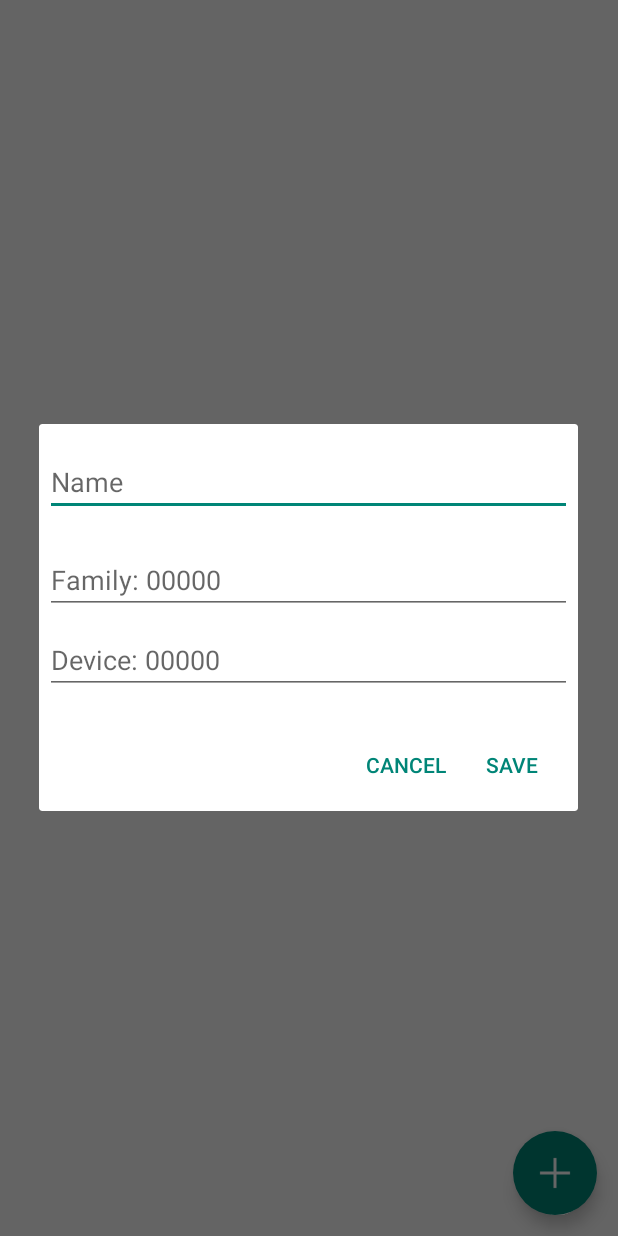
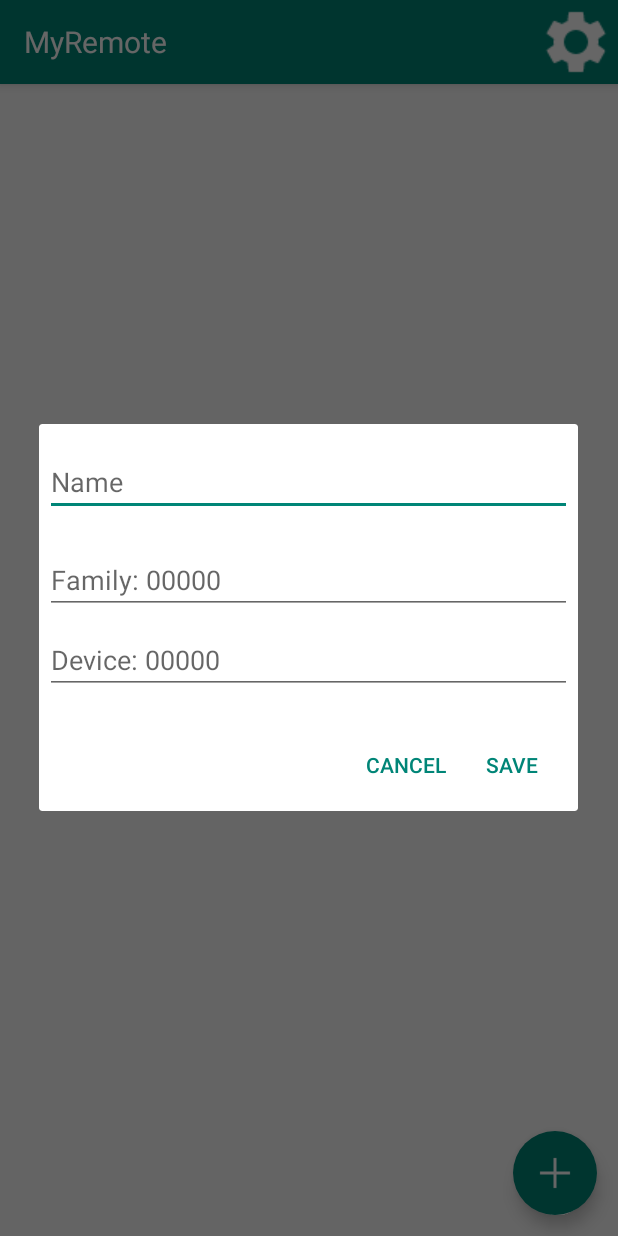
Before and after one commit to sratatata/smart-power, an Android app: the screen it shows after launch (MainActivity), after a tap on an icon or button, on a phone screen of 412 x 824 dp. Run offline under Robolectric (Android 15) with nearby library versions, the phone set to English and light mode, and no system bars; network calls fail; pictures from the network do not load.

Commit message:
Added ip settings

```diff
--- a/MyRemote/app/build.gradle
+++ b/MyRemote/app/build.gradle
@@ -6,7 +6,7 @@ android {
 
     defaultConfig {
         applicationId "net.zarski.myremote"
-        minSdkVersion 24
+        minSdkVersion 23
         targetSdkVersion 24
         versionCode 1
         versionName "1.0"
--- a/MyRemote/app/src/main/java/net/zarski/myremote/MyDialog.java
+++ b/MyRemote/app/src/main/java/net/zarski/myremote/AddButtonDialog.java
@@ -18,11 +18,11 @@ import net.zarski.myremote.core.SwitchButton;
 /**
  * Created by lb_lb on 07.01.17.
  */
-public class MyDialog extends DialogFragment {
+public class AddButtonDialog extends DialogFragment {
     private Remote remote;
 
     public static DialogFragment newInstance(Remote remote){
-        MyDialog d = new MyDialog();
+        AddButtonDialog d = new AddButtonDialog();
         d.remote = remote;
         return d;
     }
--- a/MyRemote/app/src/main/java/net/zarski/myremote/AndroidRemote.java
+++ b/MyRemote/app/src/main/java/net/zarski/myremote/AndroidRemote.java
@@ -5,15 +5,11 @@ import android.support.v4.app.DialogFragment;
 import android.support.v4.app.FragmentActivity;
 import android.view.View;
 
-import net.zarski.myremote.core.ButtonId;
 import net.zarski.myremote.core.ButtonRow;
-import net.zarski.myremote.core.Family;
-import net.zarski.myremote.core.RcState;
 import net.zarski.myremote.core.Remote;
 import net.zarski.myremote.core.SwitchButton;
 import net.zarski.myremote.storage.RemoteStore;
 
-import java.io.IOException;
 import java.util.List;
 
 public class AndroidRemote extends Remote implements View.OnClickListener{
@@ -44,7 +40,7 @@ public class AndroidRemote extends Remote implements View.OnClickListener{
 
     @Override
     public void onClick(View view) {
-        DialogFragment newFragment = MyDialog.newInstance(remote);
+        DialogFragment newFragment = AddButtonDialog.newInstance(remote);
         newFragment.show(((FragmentActivity)context).getSupportFragmentManager(), "missiles");
     }
 
--- a/MyRemote/app/src/main/java/net/zarski/myremote/MainActivity.java
+++ b/MyRemote/app/src/main/java/net/zarski/myremote/MainActivity.java
@@ -2,12 +2,18 @@ package net.zarski.myremote;
 
 import android.app.Activity;
 import android.content.Context;
+import android.content.SharedPreferences;
 import android.os.Bundle;
 import android.support.design.widget.FloatingActionButton;
+import android.support.v4.app.DialogFragment;
 import android.support.v4.app.FragmentActivity;
+import android.support.v7.widget.Toolbar;
 import android.util.Log;
 import android.view.View;
 import android.widget.ArrayAdapter;
+import android.widget.Button;
+import android.widget.ImageButton;
+import android.widget.ImageView;
 import android.widget.ListView;
 import android.widget.Toast;
 
@@ -31,6 +37,17 @@ public class MainActivity extends FragmentActivity {
         super.onCreate(savedInstanceState);
         setContentView(R.layout.activity_main);
 
+        ImageButton settingsButton = (ImageButton) findViewById(R.id.settings);
+        settingsButton.setOnClickListener(new View.OnClickListener() {
+            @Override
+            public void onClick(View view) {
+                DialogFragment newFragment = SettingsDialog.newInstance();
+                newFragment.show(getSupportFragmentManager(), String.valueOf(R.string.settings));
+            }
+        });
+
+
+
         final ListView listview = (ListView) findViewById(R.id.listview);
         listview.setItemsCanFocus(true);
 
@@ -45,14 +62,12 @@ public class MainActivity extends FragmentActivity {
 
         final RemoteAdapter adapter = new RemoteAdapter(getApplicationContext(), remote);
         listview.setAdapter(adapter);
-//        adapter.no
 
         AndroidRemote androidRemote = new AndroidRemote(remote, rs, adapter, this);
         androidRemote.setRowAddedListener(new Remote.RowAddedListener(){
             public void onRowAdded(Remote remote, ButtonRow row){
                 try {
                     rs.save(remote);
-//                    adapter.add(row);
                     adapter.notifyDataSetChanged();
                 } catch (IOException e) {
                 }
--- a/MyRemote/app/src/main/res/layout/activity_main.xml
+++ b/MyRemote/app/src/main/res/layout/activity_main.xml
@@ -5,8 +5,38 @@
     android:layout_width="match_parent"
     android:layout_height="match_parent">
 
-    <ListView xmlns:android="http://schemas.android.com/apk/res/android" android:id="@+id/listview"
-        android:layout_width="match_parent" android:layout_height="match_parent">
+    <android.support.v7.widget.Toolbar
+    android:id="@+id/my_toolbar"
+    android:layout_width="match_parent"
+    android:layout_height="?attr/actionBarSize"
+    android:background="?attr/colorAccent"
+    android:elevation="4dp"
+    android:theme="@style/ThemeOverlay.AppCompat.ActionBar"
+    app:popupTheme="@style/ThemeOverlay.AppCompat.Light">
+
+        <TextView
+            android:layout_width="wrap_content"
+            android:textSize="20sp"
+            android:text="@string/app_name"
+            android:textColor="@android:color/white"
+            android:layout_height="wrap_content" />
+
+        <ImageButton
+            android:layout_width="wrap_content"
+            android:src="@drawable/ic_settings"
+            android:padding="8dp"
+            android:id="@+id/settings"
+            android:adjustViewBounds="true"
+            android:background="@null"
+            android:layout_gravity="right"
+            android:layout_height="wrap_content" />
+    </android.support.v7.widget.Toolbar>
+
+    <ListView xmlns:android="http://schemas.android.com/apk/res/android"
+        android:id="@+id/listview"
+        android:layout_marginTop="?attr/actionBarSize"
+        android:layout_width="match_parent"
+        android:layout_height="match_parent">
     </ListView>
 
     <android.support.design.widget.FloatingActionButton   xmlns:app="http://schemas.android.com/apk/res-auto"
--- a/MyRemote/app/src/main/res/values/strings.xml
+++ b/MyRemote/app/src/main/res/values/strings.xml
@@ -1,9 +1,12 @@
 <resources>
     <string name="app_name">MyRemote</string>
-    <string formatted="false" name="url_pattern">http://192.168.1.15/rc/%s?family=%s&amp;device=%s</string>
+    <string formatted="false" name="url_pattern">http://%s/rc/%s?family=%s&amp;device=%s</string>
     <string name="family">Family: 00000</string>
     <string name="device">Device: 00000</string>
     <string name="label">Name</string>
     <string name="save">Save</string>
     <string name="cancel">Cancel</string>
+    <string name="ip">Enter IP</string>
+    <string name="settings">Settings</string>
+    <string name="ip_example">192.168.1.15</string>
 </resources>
```
Also changed, not shown: MyRemote/app/src/main/java/net/zarski/myremote/HttpExecutor.java (+7 -0 lines), MyRemote/app/src/main/java/net/zarski/myremote/SettingsDialog.java (added, +65 -0 lines), MyRemote/app/src/main/res/layout/dialog_ip.xml (added, +23 -0 lines), MyRemote/app/src/main/res/layout/row_layout.xml (+7 -1 lines), MyRemote/app/src/main/res/drawable/ic_settings.png (added), 1 other file.
